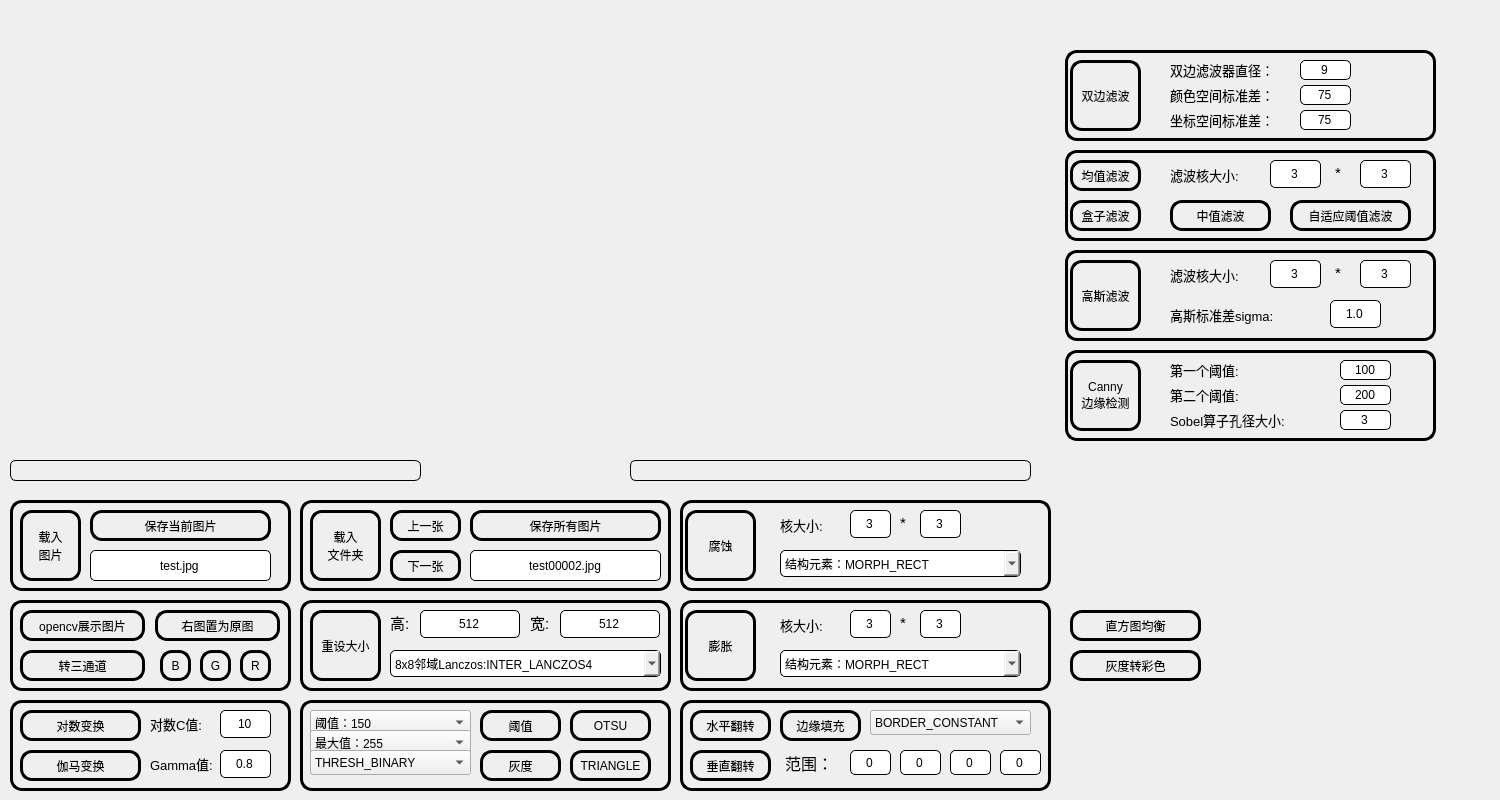
Above: imageshow/mainwindow.ui from liuqi34584/opencv_improcessing_tool before the change. Below: the same form after it.
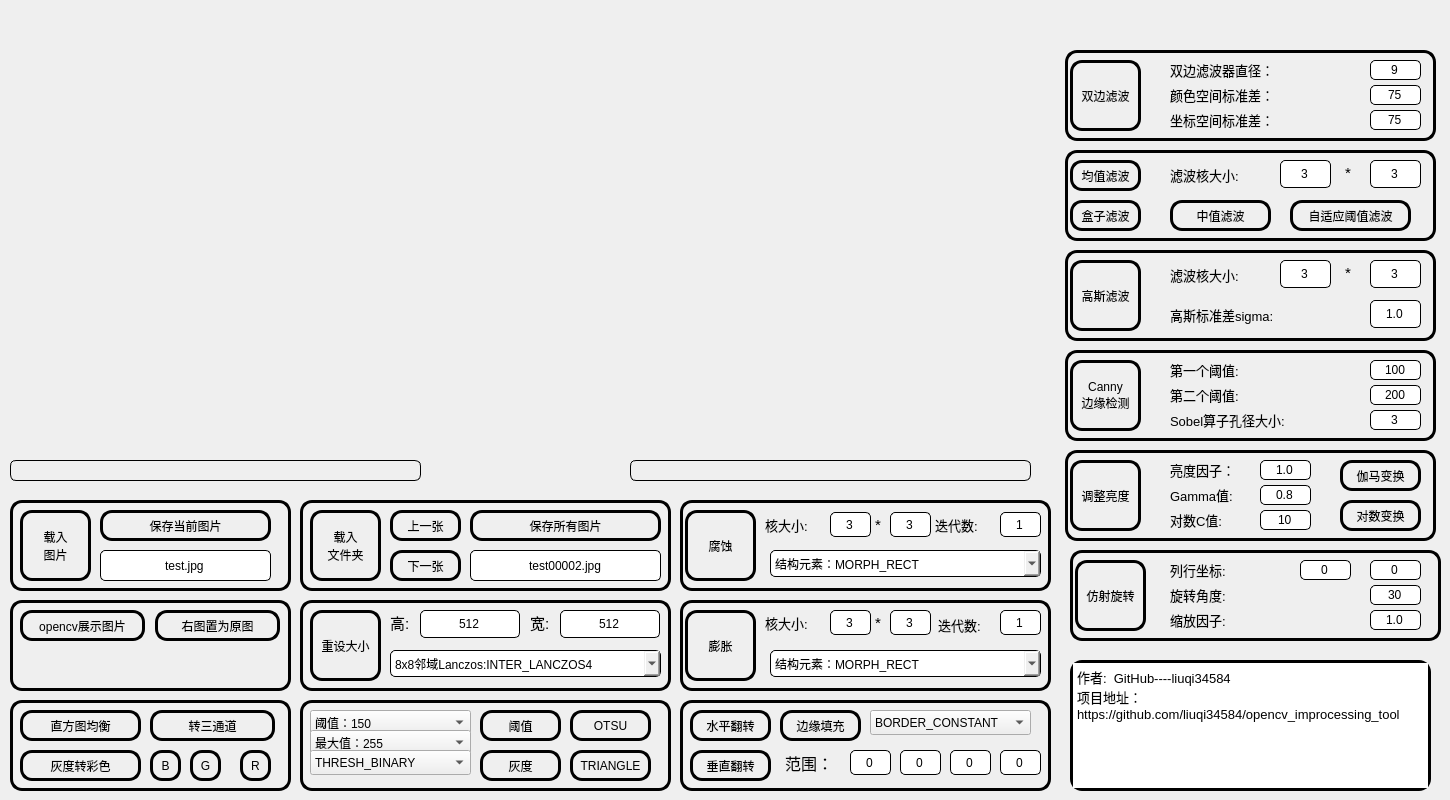
That is the form after the change. Icons and pictures are not drawn.

The edit to the form file:
```diff
--- a/imageshow/mainwindow.ui
+++ b/imageshow/mainwindow.ui
@@ -6,7 +6,7 @@
    <rect>
     <x>0</x>
     <y>0</y>
-    <width>1500</width>
+    <width>1450</width>
     <height>800</height>
    </rect>
   </property>
@@ -35,7 +35,7 @@
      <rect>
       <x>20</x>
       <y>510</y>
-      <width>61</width>
+      <width>71</width>
       <height>71</height>
      </rect>
     </property>
@@ -2849,9 +2849,9 @@
    <widget class="QPushButton" name="pB_dir_save">
     <property name="geometry">
      <rect>
-      <x>90</x>
+      <x>100</x>
       <y>510</y>
-      <width>181</width>
+      <width>171</width>
       <height>31</height>
      </rect>
     </property>
@@ -3188,9 +3188,9 @@
    <widget class="QLineEdit" name="lineEdit_dir_filename">
     <property name="geometry">
      <rect>
-      <x>90</x>
+      <x>100</x>
       <y>550</y>
-      <width>181</width>
+      <width>171</width>
       <height>31</height>
      </rect>
     </property>
@@ -3274,8 +3274,8 @@
    <widget class="QPushButton" name="pB_turn_channels_there">
     <property name="geometry">
      <rect>
-      <x>20</x>
-      <y>650</y>
+      <x>150</x>
+      <y>710</y>
       <width>125</width>
       <height>31</height>
      </rect>
@@ -3314,9 +3314,9 @@
    <widget class="QComboBox" name="cBox_erode_Structuring">
     <property name="geometry">
      <rect>
-      <x>780</x>
+      <x>770</x>
       <y>550</y>
-      <width>241</width>
+      <width>271</width>
       <height>27</height>
      </rect>
     </property>
@@ -3349,7 +3349,7 @@
    <widget class="QLabel" name="label_erode_size">
     <property name="geometry">
      <rect>
-      <x>780</x>
+      <x>765</x>
       <y>510</y>
       <width>61</width>
       <height>30</height>
@@ -3370,10 +3370,10 @@
    <widget class="QLineEdit" name="lineEdit_erode_kernel_hight">
     <property name="geometry">
      <rect>
-      <x>850</x>
-      <y>510</y>
+      <x>830</x>
+      <y>512</y>
       <width>41</width>
-      <height>28</height>
+      <height>25</height>
      </rect>
     </property>
     <property name="styleSheet">
@@ -3390,10 +3390,10 @@
    <widget class="QLineEdit" name="lineEdit_erode_kernel_width">
     <property name="geometry">
      <rect>
-      <x>920</x>
-      <y>510</y>
+      <x>890</x>
+      <y>512</y>
       <width>41</width>
-      <height>28</height>
+      <height>25</height>
      </rect>
     </property>
     <property name="styleSheet">
@@ -3410,8 +3410,8 @@
    <widget class="QLabel" name="label_X">
     <property name="geometry">
      <rect>
-      <x>900</x>
-      <y>510</y>
+      <x>875</x>
+      <y>512</y>
       <width>21</width>
       <height>25</height>
      </rect>
@@ -3448,8 +3448,8 @@
    <widget class="QLabel" name="label_dilate_size">
     <property name="geometry">
      <rect>
-      <x>780</x>
-      <y>610</y>
+      <x>765</x>
+      <y>608</y>
       <width>61</width>
       <height>30</height>
      </rect>
@@ -3469,10 +3469,10 @@
    <widget class="QLineEdit" name="lineEdit_dilate_kernel_width">
     <property name="geometry">
      <rect>
-      <x>920</x>
+      <x>890</x>
       <y>610</y>
       <width>41</width>
-      <height>28</height>
+      <height>25</height>
      </rect>
     </property>
     <property name="styleSheet">
@@ -3489,10 +3489,10 @@
    <widget class="QLineEdit" name="lineEdit_dilate_kernel_hight">
     <property name="geometry">
      <rect>
-      <x>850</x>
+      <x>830</x>
       <y>610</y>
       <width>41</width>
-      <height>28</height>
+      <height>25</height>
      </rect>
     </property>
     <property name="styleSheet">
@@ -3509,7 +3509,7 @@
    <widget class="QLabel" name="label_X_2">
     <property name="geometry">
      <rect>
-      <x>900</x>
+      <x>875</x>
       <y>610</y>
       <width>21</width>
       <height>25</height>
@@ -3530,9 +3530,9 @@
    <widget class="QComboBox" name="cBox_dilate_Structuring">
     <property name="geometry">
      <rect>
-      <x>780</x>
+      <x>770</x>
       <y>650</y>
-      <width>241</width>
+      <width>271</width>
       <height>27</height>
      </rect>
     </property>
@@ -3602,8 +3602,8 @@
    <widget class="QPushButton" name="pB_turn_channels_b">
     <property name="geometry">
      <rect>
-      <x>160</x>
-      <y>650</y>
+      <x>150</x>
+      <y>750</y>
       <width>31</width>
       <height>31</height>
      </rect>
@@ -3619,8 +3619,8 @@
    <widget class="QPushButton" name="pB_turn_channels_g">
     <property name="geometry">
      <rect>
-      <x>200</x>
-      <y>650</y>
+      <x>190</x>
+      <y>750</y>
       <width>31</width>
       <height>31</height>
      </rect>
@@ -3637,7 +3637,7 @@
     <property name="geometry">
      <rect>
       <x>240</x>
-      <y>650</y>
+      <y>750</y>
       <width>31</width>
       <height>31</height>
      </rect>
@@ -3653,9 +3653,9 @@
    <widget class="QPushButton" name="pB_equalizehist">
     <property name="geometry">
      <rect>
-      <x>1070</x>
-      <y>610</y>
-      <width>131</width>
+      <x>20</x>
+      <y>710</y>
+      <width>121</width>
       <height>31</height>
      </rect>
     </property>
@@ -3938,9 +3938,9 @@
    <widget class="QPushButton" name="pB_gray2color">
     <property name="geometry">
      <rect>
-      <x>1070</x>
-      <y>650</y>
-      <width>131</width>
+      <x>20</x>
+      <y>750</y>
+      <width>121</width>
       <height>31</height>
      </rect>
     </property>
@@ -3975,9 +3975,9 @@
    <widget class="QPushButton" name="pB_log">
     <property name="geometry">
      <rect>
-      <x>20</x>
-      <y>710</y>
-      <width>121</width>
+      <x>1340</x>
+      <y>500</y>
+      <width>81</width>
       <height>31</height>
      </rect>
     </property>
@@ -3995,10 +3995,10 @@
    <widget class="QLabel" name="label_log_C">
     <property name="geometry">
      <rect>
-      <x>150</x>
-      <y>710</y>
+      <x>1170</x>
+      <y>510</y>
       <width>71</width>
-      <height>28</height>
+      <height>20</height>
      </rect>
     </property>
     <property name="font">
@@ -4016,10 +4016,10 @@
    <widget class="QLineEdit" name="lineEdit_log_C">
     <property name="geometry">
      <rect>
-      <x>220</x>
-      <y>710</y>
+      <x>1260</x>
+      <y>510</y>
       <width>51</width>
-      <height>28</height>
+      <height>20</height>
      </rect>
     </property>
     <property name="styleSheet">
@@ -4036,9 +4036,9 @@
    <widget class="QPushButton" name="pB_gamma">
     <property name="geometry">
      <rect>
-      <x>20</x>
-      <y>750</y>
-      <width>121</width>
+      <x>1340</x>
+      <y>460</y>
+      <width>81</width>
       <height>31</height>
      </rect>
     </property>
@@ -4056,10 +4056,10 @@
    <widget class="QLabel" name="label_log_C_2">
     <property name="geometry">
      <rect>
-      <x>150</x>
-      <y>750</y>
+      <x>1170</x>
+      <y>485</y>
       <width>71</width>
-      <height>28</height>
+      <height>20</height>
      </rect>
     </property>
     <property name="font">
@@ -4077,10 +4077,10 @@
    <widget class="QLineEdit" name="lineEdit_gamma">
     <property name="geometry">
      <rect>
-      <x>220</x>
-      <y>750</y>
+      <x>1260</x>
+      <y>485</y>
       <width>51</width>
-      <height>28</height>
+      <height>20</height>
      </rect>
     </property>
     <property name="styleSheet">
@@ -4135,7 +4135,7 @@
    <widget class="QLineEdit" name="lineEdit_filter_kernel_hight">
     <property name="geometry">
      <rect>
-      <x>1270</x>
+      <x>1280</x>
       <y>160</y>
       <width>51</width>
       <height>28</height>
@@ -4155,7 +4155,7 @@
    <widget class="QLineEdit" name="lineEdit_filter_kernel_width">
     <property name="geometry">
      <rect>
-      <x>1360</x>
+      <x>1370</x>
       <y>160</y>
       <width>51</width>
       <height>28</height>
@@ -4212,7 +4212,7 @@
    <widget class="QLabel" name="label_X_3">
     <property name="geometry">
      <rect>
-      <x>1335</x>
+      <x>1345</x>
       <y>160</y>
       <width>21</width>
       <height>25</height>
@@ -4294,7 +4294,7 @@
    <widget class="QLineEdit" name="lineEdit_gaussianblur_sigma">
     <property name="geometry">
      <rect>
-      <x>1330</x>
+      <x>1370</x>
       <y>300</y>
       <width>51</width>
       <height>28</height>
@@ -4417,7 +4417,7 @@
    <widget class="QLineEdit" name="lineEdit_bilateralfilter_d">
     <property name="geometry">
      <rect>
-      <x>1300</x>
+      <x>1370</x>
       <y>60</y>
       <width>51</width>
       <height>20</height>
@@ -4437,7 +4437,7 @@
    <widget class="QLineEdit" name="lineEdit_bilateralfilter_c">
     <property name="geometry">
      <rect>
-      <x>1300</x>
+      <x>1370</x>
       <y>85</y>
       <width>51</width>
       <height>20</height>
@@ -4457,7 +4457,7 @@
    <widget class="QLineEdit" name="lineEdit_bilateralfilter_p">
     <property name="geometry">
      <rect>
-      <x>1300</x>
+      <x>1370</x>
       <y>110</y>
       <width>51</width>
       <height>20</height>
@@ -4531,7 +4531,7 @@
    <widget class="QLineEdit" name="lineEdit_gaussianblur_kernel_hight">
     <property name="geometry">
      <rect>
-      <x>1270</x>
+      <x>1280</x>
       <y>260</y>
       <width>51</width>
       <height>28</height>
@@ -4551,7 +4551,7 @@
    <widget class="QLabel" name="label_X_4">
     <property name="geometry">
      <rect>
-      <x>1335</x>
+      <x>1345</x>
       <y>260</y>
       <width>21</width>
       <height>25</height>
@@ -4593,7 +4593,7 @@
    <widget class="QLineEdit" name="lineEdit_gaussianblur_kernel_width">
     <property name="geometry">
      <rect>
-      <x>1360</x>
+      <x>1370</x>
       <y>260</y>
       <width>51</width>
       <height>28</height>
@@ -4672,7 +4672,7 @@
    <widget class="QLineEdit" name="lineEdit_canny_threshold2">
     <property name="geometry">
      <rect>
-      <x>1340</x>
+      <x>1370</x>
       <y>385</y>
       <width>51</width>
       <height>20</height>
@@ -4692,7 +4692,7 @@
    <widget class="QLineEdit" name="lineEdit_canny_apertureSize">
     <property name="geometry">
      <rect>
-      <x>1340</x>
+      <x>1370</x>
       <y>410</y>
       <width>51</width>
       <height>20</height>
@@ -4754,7 +4754,7 @@
    <widget class="QLineEdit" name="lineEdit_canny_threshold1">
     <property name="geometry">
      <rect>
-      <x>1340</x>
+      <x>1370</x>
       <y>360</y>
       <width>51</width>
       <height>20</height>
@@ -4771,6 +4771,540 @@
      <set>Qt::AlignCenter</set>
     </property>
    </widget>
+   <widget class="QLabel" name="blur_5">
+    <property name="geometry">
+     <rect>
+      <x>1065</x>
+      <y>450</y>
+      <width>371</width>
+      <height>91</height>
+     </rect>
+    </property>
+    <property name="styleSheet">
+     <string notr="true">border-radius: 12px;
+border:3px solid black;</string>
+    </property>
+    <property name="text">
+     <string/>
+    </property>
+   </widget>
+   <widget class="QLabel" name="label_brightened">
+    <property name="geometry">
+     <rect>
+      <x>1170</x>
+      <y>460</y>
+      <width>91</width>
+      <height>20</height>
+     </rect>
+    </property>
+    <property name="font">
+     <font>
+      <pointsize>10</pointsize>
+     </font>
+    </property>
+    <property name="styleSheet">
+     <string notr="true"/>
+    </property>
+    <property name="text">
+     <string>亮度因子：</string>
+    </property>
+   </widget>
+   <widget class="QPushButton" name="pB_brightened">
+    <property name="geometry">
+     <rect>
+      <x>1070</x>
+      <y>460</y>
+      <width>71</width>
+      <height>71</height>
+     </rect>
+    </property>
+    <property name="mouseTracking">
+     <bool>true</bool>
+    </property>
+    <property name="styleSheet">
+     <string notr="true">border-radius: 12px;
+border:3px solid black;</string>
+    </property>
+    <property name="text">
+     <string>调整亮度</string>
+    </property>
+   </widget>
+   <widget class="QLineEdit" name="lineEdit_brightened">
+    <property name="geometry">
+     <rect>
+      <x>1260</x>
+      <y>460</y>
+      <width>51</width>
+      <height>20</height>
+     </rect>
+    </property>
+    <property name="styleSheet">
+     <string notr="true">border-radius: 5px;
+border:1px solid black;</string>
+    </property>
+    <property name="text">
+     <string>1.0</string>
+    </property>
+    <property name="alignment">
+     <set>Qt::AlignCenter</set>
+    </property>
+   </widget>
+   <widget class="QLabel" name="label_erode_iter">
+    <property name="geometry">
+     <rect>
+      <x>935</x>
+      <y>510</y>
+      <width>61</width>
+      <height>30</height>
+     </rect>
+    </property>
+    <property name="font">
+     <font>
+      <pointsize>10</pointsize>
+     </font>
+    </property>
+    <property name="styleSheet">
+     <string notr="true"/>
+    </property>
+    <property name="text">
+     <string>迭代数:</string>
+    </property>
+   </widget>
+   <widget class="QLineEdit" name="lineEdit_erode_iters">
+    <property name="geometry">
+     <rect>
+      <x>1000</x>
+      <y>512</y>
+      <width>41</width>
+      <height>25</height>
+     </rect>
+    </property>
+    <property name="styleSheet">
+     <string notr="true">border-radius: 5px;
+border:1px solid black;</string>
+    </property>
+    <property name="text">
+     <string>1</string>
+    </property>
+    <property name="alignment">
+     <set>Qt::AlignCenter</set>
+    </property>
+   </widget>
+   <widget class="QLabel" name="label_dilate_iter">
+    <property name="geometry">
+     <rect>
+      <x>938</x>
+      <y>610</y>
+      <width>61</width>
+      <height>30</height>
+     </rect>
+    </property>
+    <property name="font">
+     <font>
+      <pointsize>10</pointsize>
+     </font>
+    </property>
+    <property name="styleSheet">
+     <string notr="true"/>
+    </property>
+    <property name="text">
+     <string>迭代数:</string>
+    </property>
+   </widget>
+   <widget class="QLineEdit" name="lineEdit_dilate_iters">
+    <property name="geometry">
+     <rect>
+      <x>1000</x>
+      <y>610</y>
+      <width>41</width>
+      <height>25</height>
+     </rect>
+    </property>
+    <property name="styleSheet">
+     <string notr="true">border-radius: 5px;
+border:1px solid black;</string>
+    </property>
+    <property name="text">
+     <string>1</string>
+    </property>
+    <property name="alignment">
+     <set>Qt::AlignCenter</set>
+    </property>
+   </widget>
+   <widget class="QLabel" name="label_RotationMatrix2D_3">
+    <property name="geometry">
+     <rect>
+      <x>1170</x>
+      <y>610</y>
+      <width>81</width>
+      <height>20</height>
+     </rect>
+    </property>
+    <property name="font">
+     <font>
+      <pointsize>10</pointsize>
+     </font>
+    </property>
+    <property name="styleSheet">
+     <string notr="true"/>
+    </property>
+    <property name="text">
+     <string>缩放因子: </string>
+    </property>
+   </widget>
+   <widget class="QPushButton" name="pB_RotationMatrix2D">
+    <property name="geometry">
+     <rect>
+      <x>1075</x>
+      <y>560</y>
+      <width>71</width>
+      <height>71</height>
+     </rect>
+    </property>
+    <property name="mouseTracking">
+     <bool>true</bool>
+    </property>
+    <property name="styleSheet">
+     <string notr="true">border-radius: 12px;
+border:3px solid black;</string>
+    </property>
+    <property name="text">
+     <string>仿射旋转</string>
+    </property>
+   </widget>
+   <widget class="QLabel" name="blur_6">
+    <property name="geometry">
+     <rect>
+      <x>1070</x>
+      <y>550</y>
+      <width>371</width>
+      <height>91</height>
+     </rect>
+    </property>
+    <property name="styleSheet">
+     <string notr="true">border-radius: 12px;
+border:3px solid black;</string>
+    </property>
+    <property name="text">
+     <string/>
+    </property>
+   </widget>
+   <widget class="QLineEdit" name="lineEdit_RotationMatrix2D_angle">
+    <property name="geometry">
+     <rect>
+      <x>1370</x>
+      <y>585</y>
+      <width>51</width>
+      <height>20</height>
+     </rect>
+    </property>
+    <property name="styleSheet">
+     <string notr="true">border-radius: 5px;
+border:1px solid black;</string>
+    </property>
+    <property name="text">
+     <string>30</string>
+    </property>
+    <property name="alignment">
+     <set>Qt::AlignCenter</set>
+    </property>
+   </widget>
+   <widget class="QLabel" name="label_RotationMatrix2D_2">
+    <property name="geometry">
+     <rect>
+      <x>1170</x>
+      <y>585</y>
+      <width>81</width>
+      <height>20</height>
+     </rect>
+    </property>
+    <property name="font">
+     <font>
+      <pointsize>10</pointsize>
+     </font>
+    </property>
+    <property name="styleSheet">
+     <string notr="true"/>
+    </property>
+    <property name="text">
+     <string>旋转角度: </string>
+    </property>
+   </widget>
+   <widget class="QLabel" name="label_RotationMatrix2D_1">
+    <property name="geometry">
+     <rect>
+      <x>1170</x>
+      <y>560</y>
+      <width>81</width>
+      <height>20</height>
+     </rect>
+    </property>
+    <property name="font">
+     <font>
+      <pointsize>10</pointsize>
+     </font>
+    </property>
+    <property name="styleSheet">
+     <string notr="true"/>
+    </property>
+    <property name="text">
+     <string>列行坐标: </string>
+    </property>
+   </widget>
+   <widget class="QLineEdit" name="lineEdit_RotationMatrix2D_rows">
+    <property name="geometry">
+     <rect>
+      <x>1370</x>
+      <y>560</y>
+      <width>51</width>
+      <height>20</height>
+     </rect>
+    </property>
+    <property name="styleSheet">
+     <string notr="true">border-radius: 5px;
+border:1px solid black;</string>
+    </property>
+    <property name="text">
+     <string>0</string>
+    </property>
+    <property name="alignment">
+     <set>Qt::AlignCenter</set>
+    </property>
+   </widget>
+   <widget class="QLineEdit" name="lineEdit_RotationMatrix2D_cols">
+    <property name="geometry">
+     <rect>
+      <x>1300</x>
+      <y>560</y>
+      <width>51</width>
+      <height>20</height>
+     </rect>
+    </property>
+    <property name="styleSheet">
+     <string notr="true">border-radius: 5px;
+border:1px solid black;</string>
+    </property>
+    <property name="text">
+     <string>0</string>
+    </property>
+    <property name="alignment">
+     <set>Qt::AlignCenter</set>
+    </property>
+   </widget>
+   <widget class="QLineEdit" name="lineEdit_RotationMatrix2D_scale">
+    <property name="geometry">
+     <rect>
+      <x>1370</x>
+      <y>610</y>
+      <width>51</width>
+      <height>20</height>
+     </rect>
+    </property>
+    <property name="styleSheet">
+     <string notr="true">border-radius: 5px;
+border:1px solid black;</string>
+    </property>
+    <property name="text">
+     <string>1.0</string>
+    </property>
+    <property name="alignment">
+     <set>Qt::AlignCenter</set>
+    </property>
+   </widget>
+   <widget class="QLineEdit" name="lineEdit_gamma_2">
+    <property name="geometry">
+     <rect>
+      <x>1440</x>
+      <y>1010</y>
+      <width>51</width>
+      <height>28</height>
+     </rect>
+    </property>
+    <property name="styleSheet">
+     <string notr="true">border-radius: 5px;
+border:1px solid black;</string>
+    </property>
+    <property name="text">
+     <string>0.8</string>
+    </property>
+    <property name="alignment">
+     <set>Qt::AlignCenter</set>
+    </property>
+   </widget>
+   <widget class="QLineEdit" name="lineEdit_log_C_2">
+    <property name="geometry">
+     <rect>
+      <x>1440</x>
+      <y>970</y>
+      <width>51</width>
+      <height>28</height>
+     </rect>
+    </property>
+    <property name="styleSheet">
+     <string notr="true">border-radius: 5px;
+border:1px solid black;</string>
+    </property>
+    <property name="text">
+     <string>10</string>
+    </property>
+    <property name="alignment">
+     <set>Qt::AlignCenter</set>
+    </property>
+   </widget>
+   <widget class="QPushButton" name="pB_brightened_2">
+    <property name="geometry">
+     <rect>
+      <x>2290</x>
+      <y>720</y>
+      <width>71</width>
+      <height>31</height>
+     </rect>
+    </property>
+    <property name="mouseTracking">
+     <bool>true</bool>
+    </property>
+    <property name="styleSheet">
+     <string notr="true">border-radius: 12px;
+border:3px solid black;</string>
+    </property>
+    <property name="text">
+     <string>调整亮度</string>
+    </property>
+   </widget>
+   <widget class="QPushButton" name="pB_gamma_2">
+    <property name="geometry">
+     <rect>
+      <x>1240</x>
+      <y>1010</y>
+      <width>121</width>
+      <height>31</height>
+     </rect>
+    </property>
+    <property name="mouseTracking">
+     <bool>true</bool>
+    </property>
+    <property name="styleSheet">
+     <string notr="true">border-radius: 12px;
+border:3px solid black;</string>
+    </property>
+    <property name="text">
+     <string>伽马变换</string>
+    </property>
+   </widget>
+   <widget class="QPushButton" name="pB_log_2">
+    <property name="geometry">
+     <rect>
+      <x>1240</x>
+      <y>970</y>
+      <width>121</width>
+      <height>31</height>
+     </rect>
+    </property>
+    <property name="mouseTracking">
+     <bool>true</bool>
+    </property>
+    <property name="styleSheet">
+     <string notr="true">border-radius: 12px;
+border:3px solid black;</string>
+    </property>
+    <property name="text">
+     <string>对数变换</string>
+    </property>
+   </widget>
+   <widget class="QLabel" name="label_log_C_3">
+    <property name="geometry">
+     <rect>
+      <x>1370</x>
+      <y>970</y>
+      <width>71</width>
+      <height>28</height>
+     </rect>
+    </property>
+    <property name="font">
+     <font>
+      <pointsize>10</pointsize>
+     </font>
+    </property>
+    <property name="styleSheet">
+     <string notr="true"/>
+    </property>
+    <property name="text">
+     <string>对数C值:</string>
+    </property>
+   </widget>
+   <widget class="QLabel" name="label_log_C_4">
+    <property name="geometry">
+     <rect>
+      <x>1370</x>
+      <y>1010</y>
+      <width>71</width>
+      <height>28</height>
+     </rect>
+    </property>
+    <property name="font">
+     <font>
+      <pointsize>10</pointsize>
+     </font>
+    </property>
+    <property name="styleSheet">
+     <string notr="true"/>
+    </property>
+    <property name="text">
+     <string>Gamma值:</string>
+    </property>
+   </widget>
+   <widget class="QLabel" name="label_RotationMatrix2D_4">
+    <property name="geometry">
+     <rect>
+      <x>1090</x>
+      <y>680</y>
+      <width>301</width>
+      <height>20</height>
+     </rect>
+    </property>
+    <property name="font">
+     <font>
+      <pointsize>10</pointsize>
+     </font>
+    </property>
+    <property name="styleSheet">
+     <string notr="true"/>
+    </property>
+    <property name="text">
+     <string/>
+    </property>
+    <property name="textInteractionFlags">
+     <set>Qt::LinksAccessibleByMouse|Qt::TextSelectableByMouse</set>
+    </property>
+   </widget>
+   <widget class="QTextEdit" name="textEdit">
+    <property name="geometry">
+     <rect>
+      <x>1070</x>
+      <y>660</y>
+      <width>361</width>
+      <height>131</height>
+     </rect>
+    </property>
+    <property name="styleSheet">
+     <string notr="true">border-radius: 12px;
+border:3px solid black;</string>
+    </property>
+    <property name="html">
+     <string>&lt;!DOCTYPE HTML PUBLIC &quot;-//W3C//DTD HTML 4.0//EN&quot; &quot;http://www.w3.org/TR/REC-html40/strict.dtd&quot;&gt;
+&lt;html&gt;&lt;head&gt;&lt;meta name=&quot;qrichtext&quot; content=&quot;1&quot; /&gt;&lt;style type=&quot;text/css&quot;&gt;
+p, li { white-space: pre-wrap; }
+&lt;/style&gt;&lt;/head&gt;&lt;body style=&quot; font-family:'SimSun'; font-size:9pt; font-weight:400; font-style:normal;&quot;&gt;
+&lt;p style=&quot; margin-top:0px; margin-bottom:0px; margin-left:0px; margin-right:0px; -qt-block-indent:0; text-indent:0px;&quot;&gt;&lt;span style=&quot; font-size:10pt;&quot;&gt;作者:  GitHub----liuqi34584&lt;/span&gt;&lt;/p&gt;
+&lt;p style=&quot; margin-top:0px; margin-bottom:0px; margin-left:0px; margin-right:0px; -qt-block-indent:0; text-indent:0px;&quot;&gt;&lt;span style=&quot; font-size:10pt;&quot;&gt;项目地址：&lt;/span&gt;&lt;/p&gt;
+&lt;p style=&quot; margin-top:0px; margin-bottom:0px; margin-left:0px; margin-right:0px; -qt-block-indent:0; text-indent:0px;&quot;&gt;&lt;span style=&quot; font-size:10pt;&quot;&gt;https://github.com/liuqi34584/opencv_improcessing_tool&lt;/span&gt;&lt;/p&gt;&lt;/body&gt;&lt;/html&gt;</string>
+    </property>
+    <property name="textInteractionFlags">
+     <set>Qt::LinksAccessibleByKeyboard|Qt::LinksAccessibleByMouse|Qt::TextBrowserInteraction|Qt::TextSelectableByKeyboard|Qt::TextSelectableByMouse</set>
+    </property>
+   </widget>
+   <zorder>blur_6</zorder>
+   <zorder>blur_5</zorder>
    <zorder>blur_2</zorder>
    <zorder>blur_3</zorder>
    <zorder>blur</zorder>
```
Left out of the diff: 37 changed lines with no effect on the pictures.
